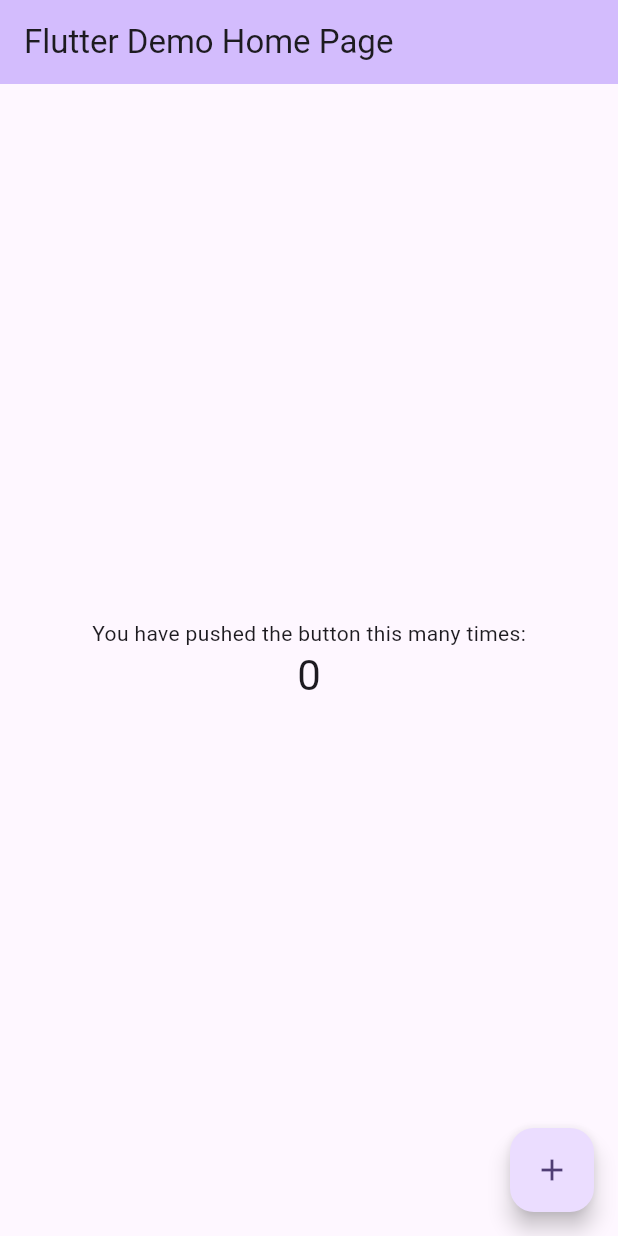
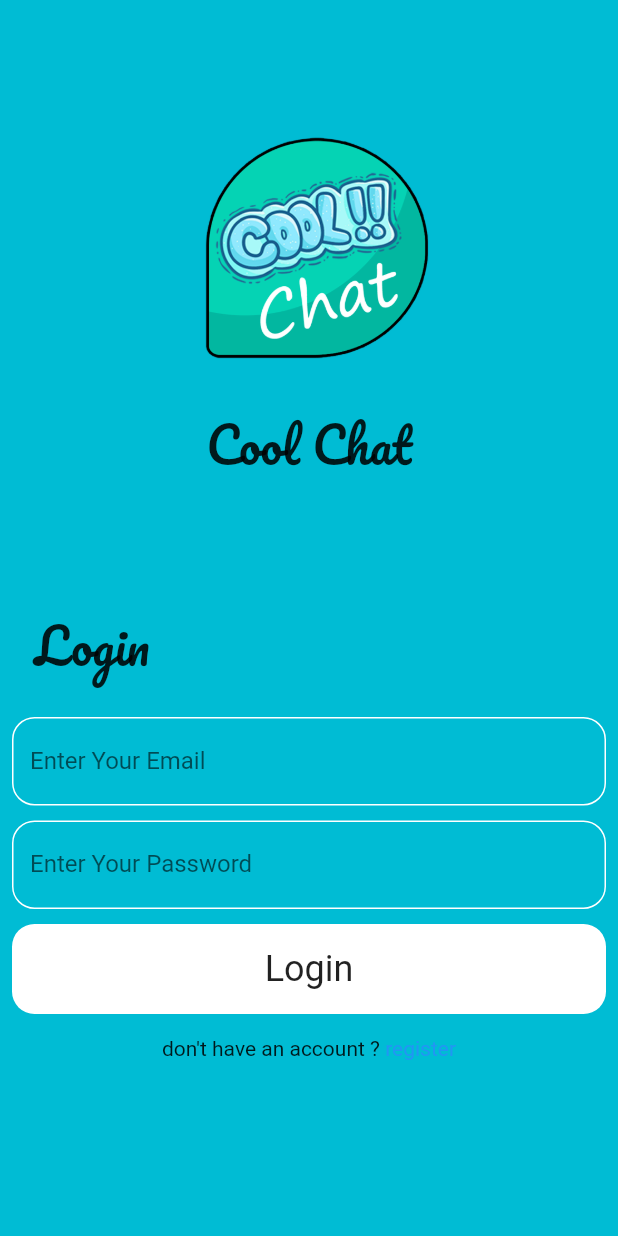
Before and after one commit to Mohamed3li454/chat_app, a Flutter app: the screen it shows after launch, on a phone screen of 412 x 824 dp. Run offline on Flutter 3.47's test engine with Material 2 defaults, Android fonts, the phone set to English and light mode, and no system bars.

Commit message:
add  2 pages

```diff
--- a/lib/main.dart
+++ b/lib/main.dart
@@ -1,125 +1,23 @@
+import 'package:chat_app/pages/login_page.dart';
+import 'package:chat_app/pages/register_page.dart';
 import 'package:flutter/material.dart';
 
 void main() {
-  runApp(const MyApp());
+  runApp(const chat_app());
 }
 
-class MyApp extends StatelessWidget {
-  const MyApp({super.key});
+// ignore: camel_case_types
+class chat_app extends StatelessWidget {
+  const chat_app({super.key});
 
-  // This widget is the root of your application.
   @override
   Widget build(BuildContext context) {
     return MaterialApp(
-      title: 'Flutter Demo',
-      theme: ThemeData(
-        // This is the theme of your application.
-        //
-        // TRY THIS: Try running your application with "flutter run". You'll see
-        // the application has a blue toolbar. Then, without quitting the app,
-        // try changing the seedColor in the colorScheme below to Colors.green
-        // and then invoke "hot reload" (save your changes or press the "hot
-        // reload" button in a Flutter-supported IDE, or press "r" if you used
-        // the command line to start the app).
-        //
-        // Notice that the counter didn't reset back to zero; the application
-        // state is not lost during the reload. To reset the state, use hot
-        // restart instead.
-        //
-        // This works for code too, not just values: Most code changes can be
-        // tested with just a hot reload.
-        colorScheme: ColorScheme.fromSeed(seedColor: Colors.deepPurple),
-        useMaterial3: true,
-      ),
-      home: const MyHomePage(title: 'Flutter Demo Home Page'),
+      routes: {
+        "registerpage": (context) => const register_page(),
+        "login_page": (context) => const login_page()
+      },
+      initialRoute: "login_page",
     );
   }
 }
-
-class MyHomePage extends StatefulWidget {
-  const MyHomePage({super.key, required this.title});
-
-  // This widget is the home page of your application. It is stateful, meaning
-  // that it has a State object (defined below) that contains fields that affect
-  // how it looks.
-
-  // This class is the configuration for the state. It holds the values (in this
-  // case the title) provided by the parent (in this case the App widget) and
-  // used by the build method of the State. Fields in a Widget subclass are
-  // always marked "final".
-
-  final String title;
-
-  @override
-  State<MyHomePage> createState() => _MyHomePageState();
-}
-
-class _MyHomePageState extends State<MyHomePage> {
-  int _counter = 0;
-
-  void _incrementCounter() {
-    setState(() {
-      // This call to setState tells the Flutter framework that something has
-      // changed in this State, which causes it to rerun the build method below
-      // so that the display can reflect the updated values. If we changed
-      // _counter without calling setState(), then the build method would not be
-      // called again, and so nothing would appear to happen.
-      _counter++;
-    });
-  }
-
-  @override
-  Widget build(BuildContext context) {
-    // This method is rerun every time setState is called, for instance as done
-    // by the _incrementCounter method above.
-    //
-    // The Flutter framework has been optimized to make rerunning build methods
-    // fast, so that you can just rebuild anything that needs updating rather
-    // than having to individually change instances of widgets.
-    return Scaffold(
-      appBar: AppBar(
-        // TRY THIS: Try changing the color here to a specific color (to
-        // Colors.amber, perhaps?) and trigger a hot reload to see the AppBar
-        // change color while the other colors stay the same.
-        backgroundColor: Theme.of(context).colorScheme.inversePrimary,
-        // Here we take the value from the MyHomePage object that was created by
-        // the App.build method, and use it to set our appbar title.
-        title: Text(widget.title),
-      ),
-      body: Center(
-        // Center is a layout widget. It takes a single child and positions it
-        // in the middle of the parent.
-        child: Column(
-          // Column is also a layout widget. It takes a list of children and
-          // arranges them vertically. By default, it sizes itself to fit its
-          // children horizontally, and tries to be as tall as its parent.
-          //
-          // Column has various properties to control how it sizes itself and
-          // how it positions its children. Here we use mainAxisAlignment to
-          // center the children vertically; the main axis here is the vertical
-          // axis because Columns are vertical (the cross axis would be
-          // horizontal).
-          //
-          // TRY THIS: Invoke "debug painting" (choose the "Toggle Debug Paint"
-          // action in the IDE, or press "p" in the console), to see the
-          // wireframe for each widget.
-          mainAxisAlignment: MainAxisAlignment.center,
-          children: <Widget>[
-            const Text(
-              'You have pushed the button this many times:',
-            ),
-            Text(
-              '$_counter',
-              style: Theme.of(context).textTheme.headlineMedium,
-            ),
-          ],
-        ),
-      ),
-      floatingActionButton: FloatingActionButton(
-        onPressed: _incrementCounter,
-        tooltip: 'Increment',
-        child: const Icon(Icons.add),
-      ), // This trailing comma makes auto-formatting nicer for build methods.
-    );
-  }
-}
--- /dev/null
+++ b/lib/pages/login_page.dart
@@ -0,0 +1,83 @@
+import 'package:chat_app/widgets/custom_button.dart';
+import 'package:chat_app/widgets/textfild_widget.dart';
+import 'package:flutter/material.dart';
+
+// ignore: camel_case_types
+class login_page extends StatelessWidget {
+  const login_page({super.key});
+
+  @override
+  Widget build(BuildContext context) {
+    return Scaffold(
+      backgroundColor: Colors.cyan,
+      body: Padding(
+        padding: const EdgeInsets.symmetric(horizontal: 8),
+        child: Column(
+          children: [
+            const Spacer(
+              flex: 2,
+            ),
+            Image.asset("assets/images/unnamed.png", height: 190),
+            const Text(
+              "Cool Chat",
+              style: TextStyle(fontFamily: "Pacifico", fontSize: 32),
+            ),
+            const Spacer(
+              flex: 2,
+            ),
+            const Row(
+              children: [
+                Padding(
+                  padding: EdgeInsets.only(left: 15),
+                  child: Text(
+                    "Login",
+                    style: TextStyle(fontSize: 32, fontFamily: "Pacifico"),
+                  ),
+                ),
+              ],
+            ),
+            const SizedBox(
+              height: 20,
+            ),
+            const textfail_widget(
+              label: "Enter Your Email",
+              hinttext: "Email",
+            ),
+            const SizedBox(
+              height: 10,
+            ),
+            const textfail_widget(
+              label: "Enter Your Password",
+              hinttext: "Password",
+            ),
+            const SizedBox(
+              height: 10,
+            ),
+            const custom_button(text: "Login"),
+            const SizedBox(
+              height: 15,
+            ),
+            Row(
+              mainAxisAlignment: MainAxisAlignment.center,
+              children: [
+                const Text("don't have an account ?"),
+                GestureDetector(
+                  onTap: () {
+                    Navigator.pushNamed(context, "registerpage");
+                  },
+                  child: const Text(
+                    " register",
+                    style: TextStyle(color: Colors.blue),
+                  ),
+                ),
+              ],
+            ),
+            const Spacer(
+              flex: 3,
+            )
+          ],
+        ),
+      ),
+    );
+  }
+}
--- /dev/null
+++ b/lib/widgets/custom_button.dart
@@ -0,0 +1,24 @@
+// ignore: camel_case_types
+import 'package:flutter/material.dart';
+
+// ignore: camel_case_types
+class custom_button extends StatelessWidget {
+  const custom_button({super.key, required this.text});
+  final String text;
+
+  @override
+  Widget build(BuildContext context) {
+    return Container(
+      decoration: BoxDecoration(
+          borderRadius: BorderRadius.circular(15), color: Colors.white),
+      height: 60,
+      width: double.infinity,
+      child: Center(
+        child: Text(
+          text,
+          style: const TextStyle(fontSize: 24),
+        ),
+      ),
+    );
+  }
+}
--- /dev/null
+++ b/lib/widgets/textfild_widget.dart
@@ -0,0 +1,26 @@
+import 'package:flutter/material.dart';
+
+// ignore: camel_case_types
+class textfail_widget extends StatelessWidget {
+  const textfail_widget(
+      {super.key, required this.hinttext, required this.label});
+  // ignore: prefer_typing_uninitialized_variables
+  final String hinttext;
+  final String label;
+  @override
+  Widget build(BuildContext context) {
+    return TextField(
+      decoration: InputDecoration(
+        enabledBorder: OutlineInputBorder(
+          borderSide: const BorderSide(color: Colors.white),
+          borderRadius: BorderRadius.circular(15),
+        ),
+        label: Text(label),
+        hintText: hinttext,
+        border: OutlineInputBorder(
+          borderRadius: BorderRadius.circular(15),
+        ),
+      ),
+    );
+  }
+}
--- a/pubspec.yaml
+++ b/pubspec.yaml
@@ -60,7 +60,7 @@ flutter:
 
   # To add assets to your application, add an assets section, like this:
   assets:
-    - assets/
+    - assets/images/
 
   # An image asset can refer to one or more resolution-specific "variants", see
   # https://flutter.dev/assets-and-images/#resolution-aware
```
Also changed, not shown: lib/pages/register_page.dart (added, +83 -0 lines), assets/images/unnamed.png (added), 1 other file.
